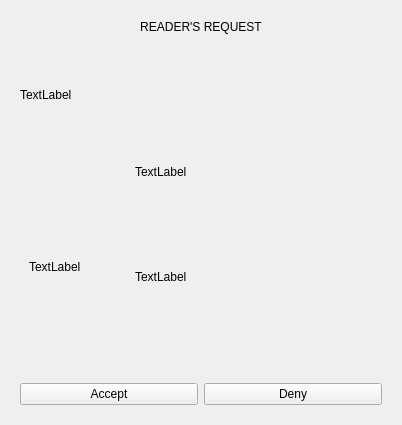
This is bookmanagement.ui in huylenguyen806/ASS2 as Qt 5 draws it before an edit. The edited form follows.
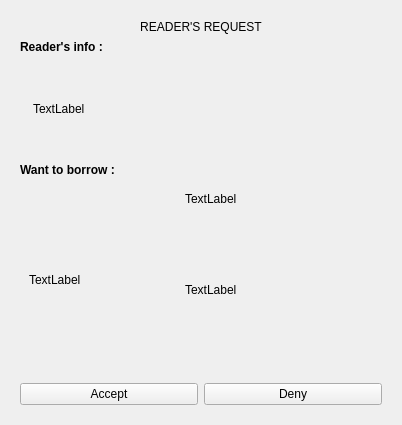
This is the edited form.

```diff
--- a/bookmanagement.ui
+++ b/bookmanagement.ui
@@ -252,23 +252,63 @@
           </widget>
          </item>
          <item>
-          <layout class="QVBoxLayout" name="verticalLayout_7" stretch="1,2">
+          <layout class="QVBoxLayout" name="verticalLayout_7" stretch="0,1,0,2">
            <item>
-            <widget class="QLabel" name="user_info">
+            <widget class="QLabel" name="label_14">
+             <property name="styleSheet">
+              <string notr="true">font: 14pt &quot;Myriad Pro&quot;;</string>
+             </property>
              <property name="text">
-              <string>TextLabel</string>
+              <string>&lt;html&gt;&lt;head/&gt;&lt;body&gt;&lt;p&gt;&lt;span style=&quot; font-weight:600;&quot;&gt;Reader's info : &lt;/span&gt;&lt;/p&gt;&lt;/body&gt;&lt;/html&gt;</string>
+             </property>
+            </widget>
+           </item>
+           <item>
+            <layout class="QHBoxLayout" name="horizontalLayout_5" stretch="0,1">
+             <item>
+              <widget class="QLabel" name="label_16">
+               <property name="text">
+                <string/>
+               </property>
+              </widget>
+             </item>
+             <item>
+              <widget class="QLabel" name="user_info">
+               <property name="styleSheet">
+                <string notr="true">font: 14pt &quot;Myriad Pro&quot;;</string>
+               </property>
+               <property name="text">
+                <string>TextLabel</string>
+               </property>
+              </widget>
+             </item>
+            </layout>
+           </item>
+           <item>
+            <widget class="QLabel" name="label_15">
+             <property name="styleSheet">
+              <string notr="true">font: 14pt &quot;Myriad Pro&quot;;</string>
+             </property>
+             <property name="text">
+              <string>&lt;html&gt;&lt;head/&gt;&lt;body&gt;&lt;p&gt;&lt;span style=&quot; font-weight:600;&quot;&gt;Want to borrow :&lt;/span&gt;&lt;/p&gt;&lt;/body&gt;&lt;/html&gt;</string>
              </property>
             </widget>
            </item>
            <item>
             <widget class="QWidget" name="widget" native="true">
+             <property name="maximumSize">
+              <size>
+               <width>16777215</width>
+               <height>250</height>
+              </size>
+             </property>
              <layout class="QHBoxLayout" name="horizontalLayout_3">
               <item>
                <widget class="QLabel" name="book_image">
                 <property name="maximumSize">
                  <size>
-                  <width>100</width>
-                  <height>125</height>
+                  <width>150</width>
+                  <height>200</height>
                  </size>
                 </property>
                 <property name="text">
@@ -283,10 +323,16 @@
                   <property name="text">
                    <string>TextLabel</string>
                   </property>
+                  <property name="wordWrap">
+                   <bool>true</bool>
+                  </property>
                  </widget>
                 </item>
                 <item>
                  <widget class="QLabel" name="book_info">
+                  <property name="styleSheet">
+                   <string notr="true">font: 12pt &quot;Myriad Pro&quot;;</string>
+                  </property>
                   <property name="text">
                    <string>TextLabel</string>
                   </property>
```
Left out of the diff: 3 changed lines with no effect on the pictures.
